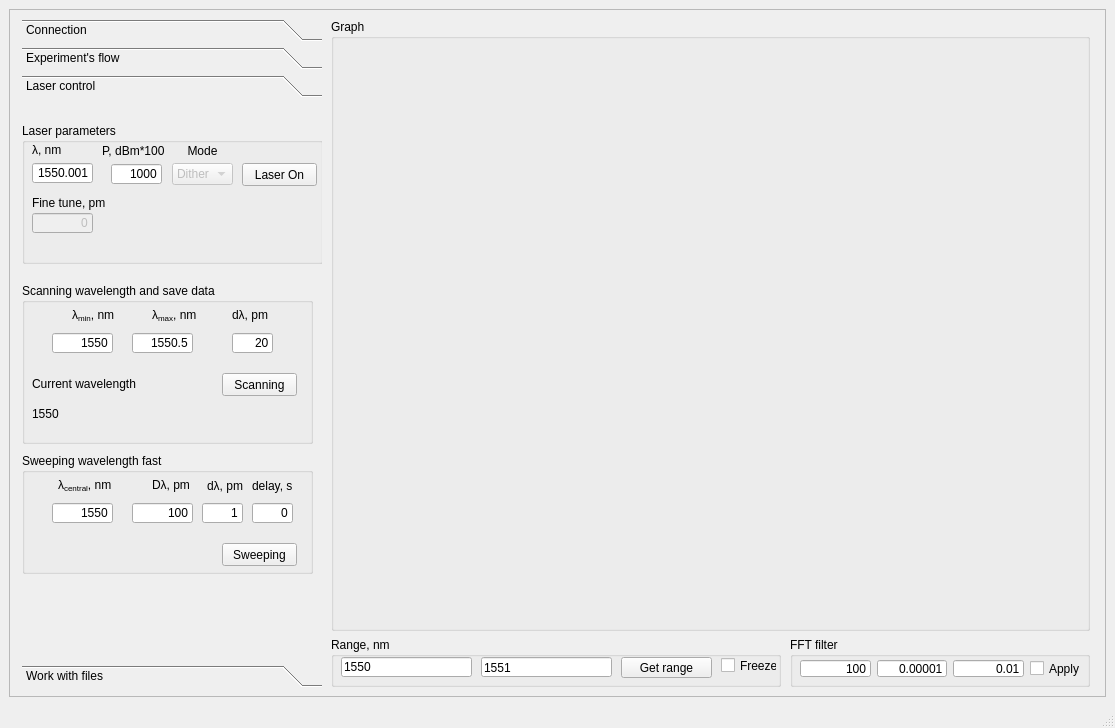
Old version of the form Windows/UIs/MainWindow.ui in the repository al509/ScanLoop.
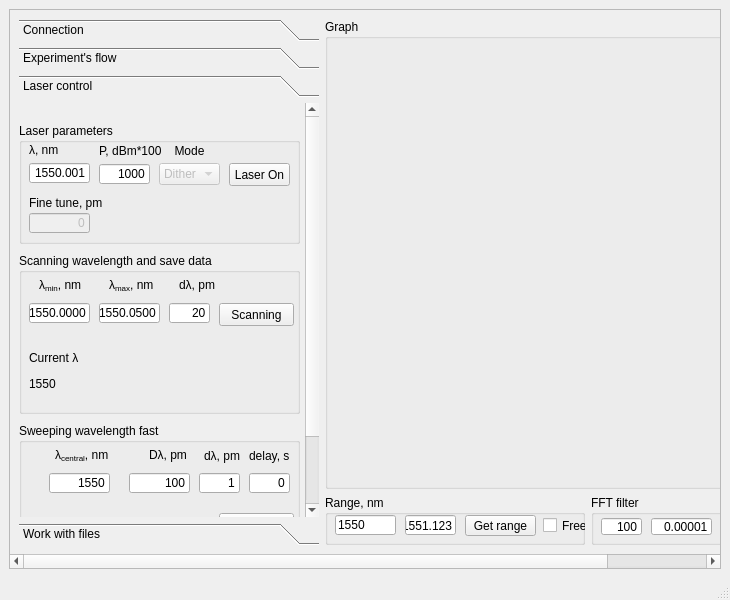
New version of the form. The open tabs and pages were chosen to show the change.

The edit to the form file:
```diff
--- a/Windows/UIs/MainWindow.ui
+++ b/Windows/UIs/MainWindow.ui
@@ -6,8 +6,8 @@
    <rect>
     <x>0</x>
     <y>0</y>
-    <width>1115</width>
-    <height>728</height>
+    <width>730</width>
+    <height>600</height>
    </rect>
   </property>
   <property name="minimumSize">
@@ -55,28 +55,28 @@
         <rect>
          <x>0</x>
          <y>0</y>
-         <width>1095</width>
-         <height>667</height>
+         <width>930</width>
+         <height>624</height>
         </rect>
        </property>
        <layout class="QGridLayout" name="gridLayout_4">
         <item row="1" column="3">
          <widget class="QGroupBox" name="groupBox_11">
           <property name="sizePolicy">
-           <sizepolicy hsizetype="Fixed" vsizetype="Preferred">
+           <sizepolicy hsizetype="Preferred" vsizetype="Preferred">
             <horstretch>0</horstretch>
             <verstretch>0</verstretch>
            </sizepolicy>
           </property>
           <property name="minimumSize">
            <size>
-            <width>300</width>
+            <width>240</width>
             <height>50</height>
            </size>
           </property>
           <property name="maximumSize">
            <size>
-            <width>300</width>
+            <width>270000</width>
             <height>50</height>
            </size>
           </property>
@@ -86,9 +86,9 @@
           <widget class="QLineEdit" name="EditLine_FilterLowFreqEdge">
            <property name="geometry">
             <rect>
-             <x>87</x>
+             <x>60</x>
              <y>23</y>
-             <width>70</width>
+             <width>61</width>
              <height>17</height>
             </rect>
            </property>
@@ -102,9 +102,9 @@
           <widget class="QLineEdit" name="EditLine_FilterHighFreqEdge">
            <property name="geometry">
             <rect>
-             <x>163</x>
+             <x>130</x>
              <y>23</y>
-             <width>71</width>
+             <width>51</width>
              <height>17</height>
             </rect>
            </property>
@@ -118,7 +118,7 @@
           <widget class="QCheckBox" name="CheckBox_ApplyFFTFilter">
            <property name="geometry">
             <rect>
-             <x>240</x>
+             <x>190</x>
              <y>23</y>
              <width>50</width>
              <height>17</height>
@@ -133,7 +133,7 @@
             <rect>
              <x>10</x>
              <y>23</y>
-             <width>71</width>
+             <width>41</width>
              <height>17</height>
             </rect>
            </property>
@@ -146,92 +146,6 @@
           </widget>
          </widget>
         </item>
-        <item row="1" column="2">
-         <widget class="QGroupBox" name="groupBox_9">
-          <property name="sizePolicy">
-           <sizepolicy hsizetype="Ignored" vsizetype="Preferred">
-            <horstretch>0</horstretch>
-            <verstretch>0</verstretch>
-           </sizepolicy>
-          </property>
-          <property name="minimumSize">
-           <size>
-            <width>300</width>
-            <height>50</height>
-           </size>
-          </property>
-          <property name="maximumSize">
-           <size>
-            <width>450</width>
-            <height>50</height>
-           </size>
-          </property>
-          <property name="title">
-           <string>Range, nm</string>
-          </property>
-          <widget class="QLineEdit" name="EditLine_StartWavelength">
-           <property name="geometry">
-            <rect>
-             <x>10</x>
-             <y>20</y>
-             <width>131</width>
-             <height>20</height>
-            </rect>
-           </property>
-           <property name="text">
-            <string>1550</string>
-           </property>
-           <property name="maxLength">
-            <number>12</number>
-           </property>
-          </widget>
-          <widget class="QLineEdit" name="EditLine_StopWavelength">
-           <property name="geometry">
-            <rect>
-             <x>150</x>
-             <y>20</y>
-             <width>131</width>
-             <height>20</height>
-            </rect>
-           </property>
-           <property name="text">
-            <string>1551</string>
-           </property>
-           <property name="maxLength">
-            <number>12</number>
-           </property>
-           <property name="alignment">
-            <set>Qt::AlignBottom|Qt::AlignLeading|Qt::AlignLeft</set>
-           </property>
-          </widget>
-          <widget class="QPushButton" name="pushButton_getRange">
-           <property name="geometry">
-            <rect>
-             <x>290</x>
-             <y>20</y>
-             <width>91</width>
-             <height>21</height>
-            </rect>
-           </property>
-           <property name="text">
-            <string>Get range</string>
-           </property>
-          </widget>
-          <widget class="QCheckBox" name="CheckBox_FreezeSpectrum">
-           <property name="geometry">
-            <rect>
-             <x>390</x>
-             <y>20</y>
-             <width>56</width>
-             <height>17</height>
-            </rect>
-           </property>
-           <property name="text">
-            <string>Freeze</string>
-           </property>
-          </widget>
-         </widget>
-        </item>
         <item row="0" column="1" rowspan="2">
          <widget class="QToolBox" name="File_work">
           <property name="sizePolicy">
@@ -1533,15 +1447,15 @@
            <property name="geometry">
             <rect>
              <x>0</x>
-             <y>0</y>
-             <width>300</width>
-             <height>541</height>
+             <y>-1</y>
+             <width>283</width>
+             <height>500</height>
             </rect>
            </property>
            <property name="minimumSize">
             <size>
              <width>0</width>
-             <height>0</height>
+             <height>500</height>
             </size>
            </property>
            <attribute name="label">
@@ -1551,25 +1465,25 @@
             <property name="geometry">
              <rect>
               <x>0</x>
-              <y>180</y>
-              <width>291</width>
+              <y>150</y>
+              <width>281</width>
               <height>161</height>
              </rect>
             </property>
             <property name="title">
-             <string>Scanning wavelength and save data</string>
+             <string>Scanning wavelength and save data </string>
             </property>
             <widget class="QLineEdit" name="lineEdit_laser_lambda_scanning_min">
              <property name="geometry">
               <rect>
-               <x>30</x>
+               <x>10</x>
                <y>50</y>
                <width>61</width>
                <height>20</height>
               </rect>
              </property>
              <property name="text">
-              <string>1550</string>
+              <string>1550.0000</string>
              </property>
              <property name="alignment">
               <set>Qt::AlignRight|Qt::AlignTrailing|Qt::AlignVCenter</set>
@@ -1578,14 +1492,14 @@
             <widget class="QLineEdit" name="lineEdit_laser_lambda_scanning_max">
              <property name="geometry">
               <rect>
-               <x>110</x>
+               <x>80</x>
                <y>50</y>
                <width>61</width>
                <height>20</height>
               </rect>
              </property>
              <property name="text">
-              <string>1550.5</string>
+              <string>1550.0500</string>
              </property>
              <property name="alignment">
               <set>Qt::AlignRight|Qt::AlignTrailing|Qt::AlignVCenter</set>
@@ -1594,7 +1508,7 @@
             <widget class="QLabel" name="label_16">
              <property name="geometry">
               <rect>
-               <x>50</x>
+               <x>20</x>
                <y>22</y>
                <width>47</width>
                <height>21</height>
@@ -1607,7 +1521,7 @@
             <widget class="QLabel" name="label_18">
              <property name="geometry">
               <rect>
-               <x>130</x>
+               <x>90</x>
                <y>22</y>
                <width>47</width>
                <height>21</height>
@@ -1620,7 +1534,7 @@
             <widget class="QLineEdit" name="lineEdit_laser_lambda_scanning_step">
              <property name="geometry">
               <rect>
-               <x>210</x>
+               <x>150</x>
                <y>50</y>
                <width>41</width>
                <height>20</height>
@@ -1636,7 +1550,7 @@
             <widget class="QLabel" name="label_19">
              <property name="geometry">
               <rect>
-               <x>210</x>
+               <x>160</x>
                <y>22</y>
                <width>47</width>
                <height>21</height>
@@ -1650,7 +1564,7 @@
              <property name="geometry">
               <rect>
                <x>200</x>
-               <y>90</y>
+               <y>50</y>
                <width>75</width>
                <height>23</height>
               </rect>
@@ -1667,12 +1581,12 @@
               <rect>
                <x>10</x>
                <y>90</y>
-               <width>121</width>
-               <height>21</height>
+               <width>51</width>
+               <height>31</height>
               </rect>
              </property>
              <property name="text">
-              <string>Current wavelength</string>
+              <string>&lt;html&gt;&lt;head/&gt;&lt;body&gt;&lt;p&gt;Current λ&lt;/p&gt;&lt;/body&gt;&lt;/html&gt;</string>
              </property>
             </widget>
             <widget class="QLabel" name="label_current_scanning_laser_wavelength">
@@ -1694,8 +1608,8 @@
              <rect>
               <x>0</x>
               <y>20</y>
-              <width>301</width>
-              <height>141</height>
+              <width>281</width>
+              <height>121</height>
              </rect>
             </property>
             <property name="title">
@@ -1720,7 +1634,7 @@
             <widget class="QLineEdit" name="lineEdit_laser_power">
              <property name="geometry">
               <rect>
-               <x>89</x>
+               <x>80</x>
                <y>41</y>
                <width>51</width>
                <height>20</height>
@@ -1762,9 +1676,9 @@
             <widget class="QPushButton" name="pushButton_laser_On">
              <property name="geometry">
               <rect>
-               <x>220</x>
+               <x>210</x>
                <y>40</y>
-               <width>75</width>
+               <width>61</width>
                <height>23</height>
               </rect>
              </property>
@@ -1816,7 +1730,7 @@
              </property>
              <property name="geometry">
               <rect>
-               <x>150</x>
+               <x>140</x>
                <y>40</y>
                <width>61</width>
                <height>22</height>
@@ -1844,7 +1758,7 @@
             <widget class="QLabel" name="label_25">
              <property name="geometry">
               <rect>
-               <x>150</x>
+               <x>140</x>
                <y>20</y>
                <width>61</width>
                <height>16</height>
@@ -1862,8 +1776,8 @@
             <property name="geometry">
              <rect>
               <x>0</x>
-              <y>350</y>
-              <width>291</width>
+              <y>320</y>
+              <width>281</width>
               <height>121</height>
              </rect>
             </property>
@@ -2521,15 +2435,15 @@
         <item row="0" column="2" colspan="2">
          <widget class="QGroupBox" name="groupBox_spectrum">
           <property name="sizePolicy">
-           <sizepolicy hsizetype="Expanding" vsizetype="Preferred">
+           <sizepolicy hsizetype="Expanding" vsizetype="Expanding">
             <horstretch>2</horstretch>
             <verstretch>0</verstretch>
            </sizepolicy>
           </property>
           <property name="minimumSize">
            <size>
-            <width>550</width>
-            <height>550</height>
+            <width>0</width>
+            <height>0</height>
            </size>
           </property>
           <property name="sizeIncrement">
@@ -2549,6 +2463,92 @@
           </property>
          </widget>
         </item>
+        <item row="1" column="2">
+         <widget class="QGroupBox" name="groupBox_9">
+          <property name="sizePolicy">
+           <sizepolicy hsizetype="Ignored" vsizetype="Preferred">
+            <horstretch>0</horstretch>
+            <verstretch>0</verstretch>
+           </sizepolicy>
+          </property>
+          <property name="minimumSize">
+           <size>
+            <width>260</width>
+            <height>50</height>
+           </size>
+          </property>
+          <property name="maximumSize">
+           <size>
+            <width>10000000</width>
+            <height>50</height>
+           </size>
+          </property>
+          <property name="title">
+           <string>Range, nm</string>
+          </property>
+          <widget class="QLineEdit" name="EditLine_StartWavelength">
+           <property name="geometry">
+            <rect>
+             <x>10</x>
+             <y>20</y>
+             <width>61</width>
+             <height>20</height>
+            </rect>
+           </property>
+           <property name="text">
+            <string>1550</string>
+           </property>
+           <property name="maxLength">
+            <number>12</number>
+           </property>
+          </widget>
+          <widget class="QLineEdit" name="EditLine_StopWavelength">
+           <property name="geometry">
+            <rect>
+             <x>80</x>
+             <y>20</y>
+             <width>51</width>
+             <height>20</height>
+            </rect>
+           </property>
+           <property name="text">
+            <string>1551.123</string>
+           </property>
+           <property name="maxLength">
+            <number>12</number>
+           </property>
+           <property name="alignment">
+            <set>Qt::AlignBottom|Qt::AlignLeading|Qt::AlignLeft</set>
+           </property>
+          </widget>
+          <widget class="QPushButton" name="pushButton_getRange">
+           <property name="geometry">
+            <rect>
+             <x>140</x>
+             <y>20</y>
+             <width>71</width>
+             <height>21</height>
+            </rect>
+           </property>
+           <property name="text">
+            <string>Get range</string>
+           </property>
+          </widget>
+          <widget class="QCheckBox" name="CheckBox_FreezeSpectrum">
+           <property name="geometry">
+            <rect>
+             <x>218</x>
+             <y>22</y>
+             <width>56</width>
+             <height>17</height>
+            </rect>
+           </property>
+           <property name="text">
+            <string>Freeze</string>
+           </property>
+          </widget>
+         </widget>
+        </item>
        </layout>
       </widget>
      </widget>
```
Left out of the diff: 36 changed lines with no effect on the pictures.
